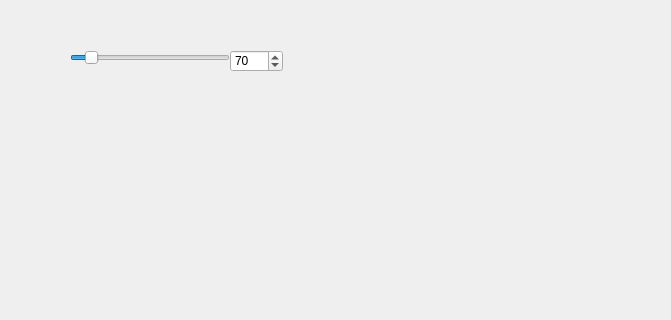
Above: color_picker/main.ui from nexayq/webcam_cursor before the change; both pictures show x 0 to 671 and y 0 to 320 of the 800 by 600 pixel window. Below: the same form after it.
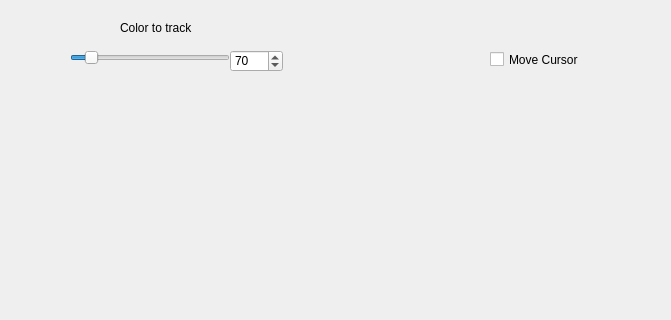
That is the form after the change.

Commit message: PyQt - move cursor when checkbox is checked

Patch:
```diff
--- a/color_picker/main.ui
+++ b/color_picker/main.ui
@@ -78,6 +78,32 @@
      <string>TextLabel</string>
     </property>
    </widget>
+   <widget class="QLabel" name="label">
+    <property name="geometry">
+     <rect>
+      <x>120</x>
+      <y>20</y>
+      <width>101</width>
+      <height>16</height>
+     </rect>
+    </property>
+    <property name="text">
+     <string>Color to track</string>
+    </property>
+   </widget>
+   <widget class="QCheckBox" name="moveCursorCheckBox">
+    <property name="geometry">
+     <rect>
+      <x>490</x>
+      <y>50</y>
+      <width>101</width>
+      <height>19</height>
+     </rect>
+    </property>
+    <property name="text">
+     <string>Move Cursor</string>
+    </property>
+   </widget>
   </widget>
   <widget class="QMenuBar" name="menubar">
    <property name="geometry">
```
The commit also changes 1 other file.
